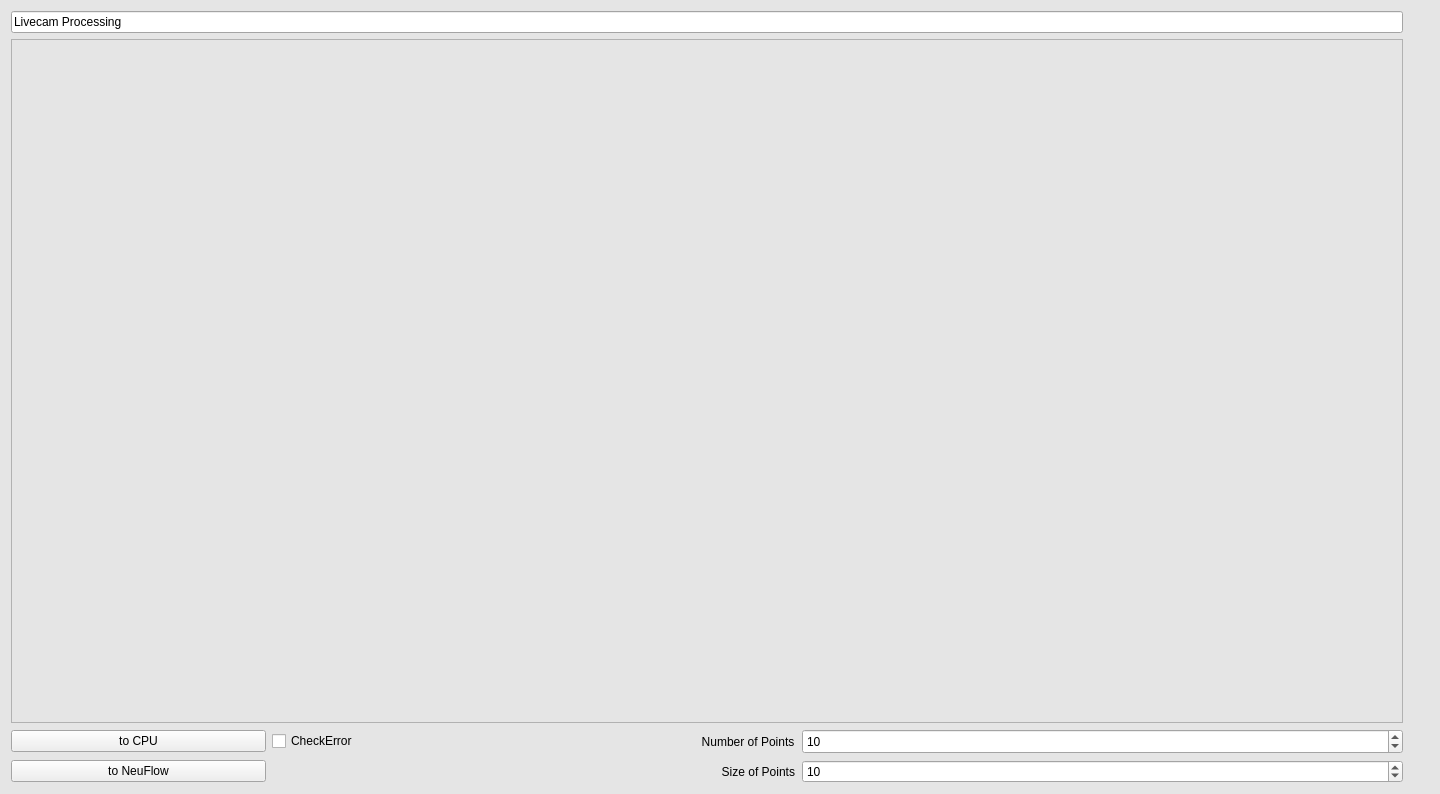
This is attention/attention.ui in torch/demos as Qt 5 draws it before an edit. The edited form follows.
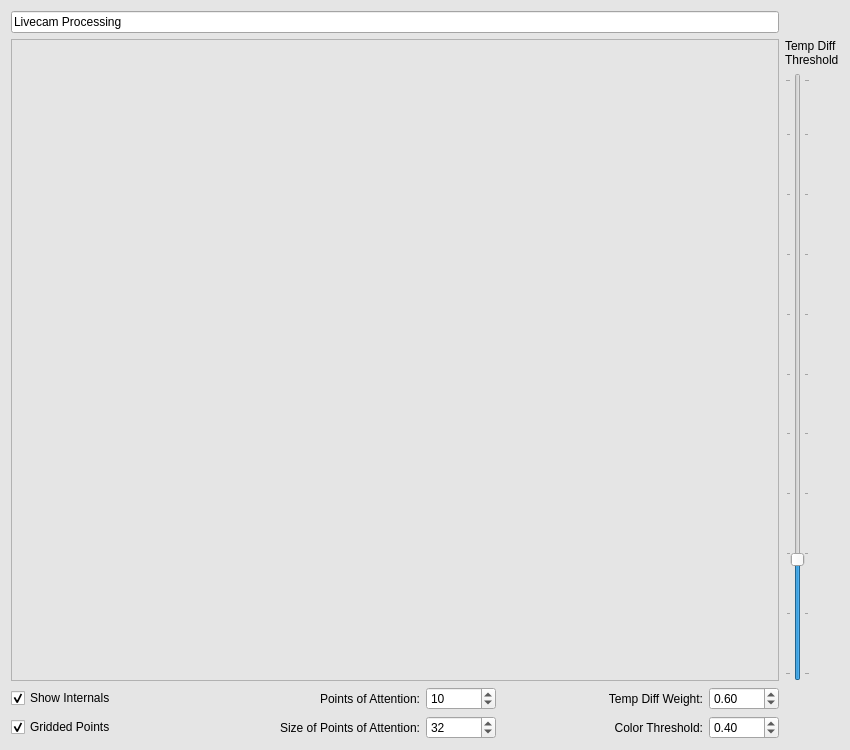
This is the edited form. Icons and pictures are not drawn.

Commit message: Attention runs on the computer.

```diff
--- a/attention/attention.ui
+++ b/attention/attention.ui
@@ -6,8 +6,8 @@
    <rect>
     <x>0</x>
     <y>0</y>
-    <width>1440</width>
-    <height>794</height>
+    <width>850</width>
+    <height>750</height>
    </rect>
   </property>
   <property name="palette">
@@ -78,19 +78,6 @@
    <string>Form</string>
   </property>
   <layout class="QGridLayout" name="gridLayout_2" columnstretch="0,0">
-   <item row="1" column="1">
-    <spacer name="verticalSpacer">
-     <property name="orientation">
-      <enum>Qt::Vertical</enum>
-     </property>
-     <property name="sizeHint" stdset="0">
-      <size>
-       <width>20</width>
-       <height>40</height>
-      </size>
-     </property>
-    </spacer>
-   </item>
    <item row="0" column="0">
     <widget class="QLineEdit" name="lineEdit">
      <property name="text">
@@ -98,63 +85,198 @@
      </property>
     </widget>
    </item>
+   <item row="1" column="1">
+    <layout class="QGridLayout" name="gridLayout_3" rowstretch="0,0" columnstretch="0">
+     <property name="sizeConstraint">
+      <enum>QLayout::SetDefaultConstraint</enum>
+     </property>
+     <item row="0" column="0">
+      <widget class="QLabel" name="label_2">
+       <property name="enabled">
+        <bool>true</bool>
+       </property>
+       <property name="maximumSize">
+        <size>
+         <width>63</width>
+         <height>16777215</height>
+        </size>
+       </property>
+       <property name="text">
+        <string>Temp Diff Threshold</string>
+       </property>
+       <property name="wordWrap">
+        <bool>true</bool>
+       </property>
+      </widget>
+     </item>
+     <item row="1" column="0">
+      <widget class="QSlider" name="verticalSlider2">
+       <property name="minimum">
+        <number>1</number>
+       </property>
+       <property name="maximum">
+        <number>100</number>
+       </property>
+       <property name="pageStep">
+        <number>5</number>
+       </property>
+       <property name="value">
+        <number>20</number>
+       </property>
+       <property name="orientation">
+        <enum>Qt::Vertical</enum>
+       </property>
+       <property name="invertedAppearance">
+        <bool>false</bool>
+       </property>
+       <property name="tickPosition">
+        <enum>QSlider::TicksBothSides</enum>
+       </property>
+       <property name="tickInterval">
+        <number>10</number>
+       </property>
+      </widget>
+     </item>
+    </layout>
+   </item>
    <item row="2" column="0">
+    <layout class="QHBoxLayout" name="horizontalLayout"/>
+   </item>
+   <item row="3" column="0">
     <layout class="QGridLayout" name="gridLayout">
-     <item row="0" column="3">
-      <widget class="QSpinBox" name="spinBox">
-       <property name="minimumSize">
-        <size>
-         <width>601</width>
-         <height>25</height>
-        </size>
+     <property name="horizontalSpacing">
+      <number>6</number>
+     </property>
+     <item row="0" column="0">
+      <widget class="QCheckBox" name="checkBox1">
+       <property name="text">
+        <string>Show Internals</string>
        </property>
-       <property name="mouseTracking">
-        <bool>false</bool>
-       </property>
-       <property name="value">
-        <number>10</number>
+       <property name="checked">
+        <bool>true</bool>
        </property>
       </widget>
      </item>
-     <item row="1" column="3">
-      <widget class="QSpinBox" name="spinBox_2">
-       <property name="value">
-        <number>10</number>
+     <item row="1" column="0">
+      <widget class="QCheckBox" name="checkBox2">
+       <property name="text">
+        <string>Gridded Points</string>
+       </property>
+       <property name="checked">
+        <bool>true</bool>
        </property>
       </widget>
      </item>
      <item row="0" column="2">
-      <widget class="QLabel" name="label">
-       <property name="text">
-        <string>                                                   Number of Points</string>
+      <widget class="QSpinBox" name="spinBox1">
+       <property name="maximumSize">
+        <size>
+         <width>70</width>
+         <height>16777215</height>
+        </size>
+       </property>
+       <property name="maximum">
+        <number>50</number>
+       </property>
+       <property name="value">
+        <number>10</number>
        </property>
       </widget>
      </item>
      <item row="1" column="2">
-      <widget class="QLabel" name="label_2">
-       <property name="text">
-        <string>                                                         Size of Points</string>
+      <widget class="QSpinBox" name="spinBox2">
+       <property name="maximumSize">
+        <size>
+         <width>70</width>
+         <height>16777215</height>
+        </size>
        </property>
-      </widget>
-     </item>
-     <item row="0" column="0">
-      <widget class="QPushButton" name="pushButton">
-       <property name="text">
-        <string>to CPU</string>
+       <property name="minimum">
+        <number>1</number>
        </property>
-      </widget>
-     </item>
-     <item row="1" column="0">
-      <widget class="QPushButton" name="pushButton_2">
-       <property name="text">
-        <string>to NeuFlow</string>
+       <property name="maximum">
+        <number>199</number>
+       </property>
+       <property name="value">
+        <number>32</number>
        </property>
       </widget>
      </item>
      <item row="0" column="1">
-      <widget class="QCheckBox" name="checkBox">
+      <widget class="QLabel" name="label_4">
        <property name="text">
-        <string>CheckError</string>
+        <string>Points of Attention:</string>
+       </property>
+       <property name="alignment">
+        <set>Qt::AlignRight|Qt::AlignTrailing|Qt::AlignVCenter</set>
+       </property>
+      </widget>
+     </item>
+     <item row="1" column="1">
+      <widget class="QLabel" name="label_3">
+       <property name="text">
+        <string>Size of Points of Attention:</string>
+       </property>
+       <property name="alignment">
+        <set>Qt::AlignRight|Qt::AlignTrailing|Qt::AlignVCenter</set>
+       </property>
+      </widget>
+     </item>
+     <item row="0" column="4">
+      <widget class="QLabel" name="label_6">
+       <property name="text">
+        <string>Temp Diff Weight:</string>
+       </property>
+       <property name="alignment">
+        <set>Qt::AlignRight|Qt::AlignTrailing|Qt::AlignVCenter</set>
+       </property>
+      </widget>
+     </item>
+     <item row="0" column="5">
+      <widget class="QDoubleSpinBox" name="doubleSpinBox1">
+       <property name="maximumSize">
+        <size>
+         <width>70</width>
+         <height>16777215</height>
+        </size>
+       </property>
+       <property name="maximum">
+        <double>1.000000000000000</double>
+       </property>
+       <property name="singleStep">
+        <double>0.010000000000000</double>
+       </property>
+       <property name="value">
+        <double>0.600000000000000</double>
+       </property>
+      </widget>
+     </item>
+     <item row="1" column="4">
+      <widget class="QLabel" name="label_5">
+       <property name="text">
+        <string>Color Threshold:</string>
+       </property>
+       <property name="alignment">
+        <set>Qt::AlignRight|Qt::AlignTrailing|Qt::AlignVCenter</set>
+       </property>
+      </widget>
+     </item>
+     <item row="1" column="5">
+      <widget class="QDoubleSpinBox" name="doubleSpinBox2">
+       <property name="maximumSize">
+        <size>
+         <width>70</width>
+         <height>16777215</height>
+        </size>
+       </property>
+       <property name="maximum">
+        <double>1.000000000000000</double>
+       </property>
+       <property name="singleStep">
+        <double>0.010000000000000</double>
+       </property>
+       <property name="value">
+        <double>0.400000000000000</double>
        </property>
       </widget>
      </item>
@@ -207,10 +329,10 @@
      </property>
     </widget>
    </item>
-   <item row="2" column="1">
-    <layout class="QHBoxLayout" name="horizontalLayout">
+   <item row="3" column="1">
+    <layout class="QVBoxLayout" name="verticalLayout">
      <item>
-      <widget class="QLabel" name="label_3">
+      <widget class="QLabel" name="label_7">
        <property name="maximumSize">
         <size>
          <width>100</width>
```
Left out of the diff: 2 changed lines with no effect on the pictures. The commit also changes 3 other files.
